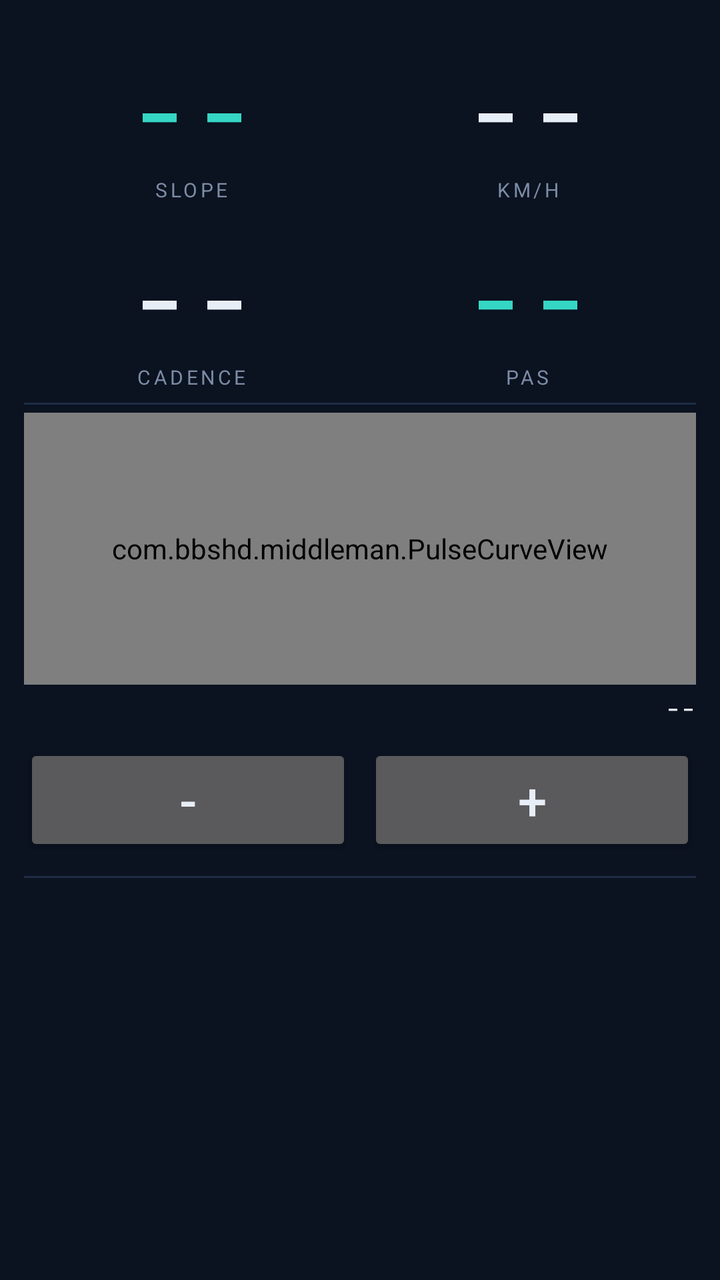
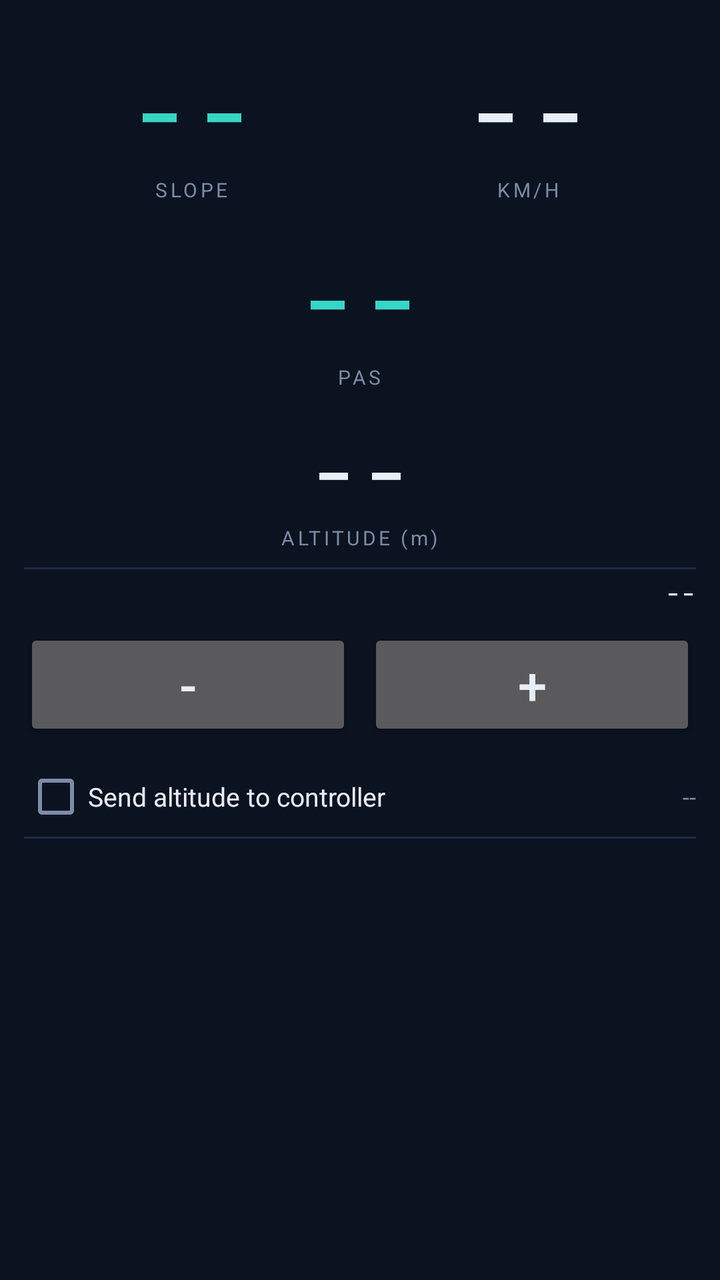

Two renders of the same Android screen: before a commit and after it. Below are the layout's source before the change and the commit's diff.
<!-- AndroidManifest.xml: application theme AppTheme -->
<!-- res/layout/screen_dashboard.xml -->
<?xml version="1.0" encoding="utf-8"?>
<ScrollView xmlns:android="http://schemas.android.com/apk/res/android"
    android:layout_width="match_parent"
    android:layout_height="match_parent"
    android:fillViewport="true"
    android:scrollbars="none">

    <LinearLayout
        android:layout_width="match_parent"
        android:layout_height="wrap_content"
        android:orientation="vertical"
        android:padding="12dp">

        
        <LinearLayout
            android:layout_width="match_parent"
            android:layout_height="wrap_content"
            android:gravity="center_vertical"
            android:orientation="horizontal"
            android:paddingTop="4dp"
            android:paddingBottom="6dp">

            <LinearLayout
                android:layout_width="0dp"
                android:layout_height="wrap_content"
                android:layout_weight="1"
                android:gravity="center_horizontal"
                android:orientation="vertical">

                <TextView
                    android:id="@+id/slopeValue"
                    android:layout_width="wrap_content"
                    android:layout_height="wrap_content"
                    android:fontFamily="monospace"
                    android:text="@string/dash"
                    android:textColor="@color/accent"
                    android:textSize="54sp" />

                <TextView
                    android:layout_width="wrap_content"
                    android:layout_height="wrap_content"
                    android:letterSpacing="0.15"
                    android:text="@string/label_slope"
                    android:textColor="@color/dim"
                    android:textSize="10sp" />
            </LinearLayout>

            <LinearLayout
                android:layout_width="0dp"
                android:layout_height="wrap_content"
                android:layout_weight="1"
                android:gravity="center_horizontal"
                android:orientation="vertical">

                <TextView
                    android:id="@+id/speedValue"
                    android:layout_width="wrap_content"
                    android:layout_height="wrap_content"
                    android:fontFamily="monospace"
                    android:text="@string/dash"
                    android:textColor="@color/fg"
                    android:textSize="54sp" />

                <TextView
                    android:layout_width="wrap_content"
                    android:layout_height="wrap_content"
                    android:letterSpacing="0.15"
                    android:text="@string/label_kmh"
                    android:textColor="@color/dim"
                    android:textSize="10sp" />
            </LinearLayout>
        </LinearLayout>

        <LinearLayout
            android:layout_width="match_parent"
            android:layout_height="wrap_content"
            android:orientation="horizontal"
            android:paddingTop="2dp"
            android:paddingBottom="6dp">

            <LinearLayout
                android:layout_width="0dp"
                android:layout_height="wrap_content"
                android:layout_weight="1"
                android:gravity="center_horizontal"
                android:orientation="vertical">
                <TextView
                    android:id="@+id/cadenceValue"
                    android:layout_width="wrap_content"
                    android:layout_height="wrap_content"
                    android:fontFamily="monospace"
                    android:text="@string/dash"
                    android:textColor="@color/fg"
                    android:textSize="54sp" />

                <TextView
                    android:layout_width="wrap_content"
                    android:layout_height="wrap_content"
                    android:letterSpacing="0.15"
                    android:text="@string/label_cadence"
                    android:textColor="@color/dim"
                    android:textSize="10sp" />
            </LinearLayout>

            <LinearLayout
                android:layout_width="0dp"
                android:layout_height="wrap_content"
                android:layout_weight="1"
                android:gravity="center_horizontal"
                android:orientation="vertical">
                <TextView
                    android:id="@+id/pasValue"
                    android:layout_width="wrap_content"
                    android:layout_height="wrap_content"
                    android:fontFamily="monospace"
                    android:text="@string/dash"
                    android:textColor="@color/accent"
                    android:textSize="54sp" />

                <TextView
                    android:layout_width="wrap_content"
                    android:layout_height="wrap_content"
                    android:letterSpacing="0.15"
                    android:text="@string/label_pas"
                    android:textColor="@color/dim"
                    android:textSize="10sp" />
            </LinearLayout>
        </LinearLayout>

        <View
            android:layout_width="match_parent"
            android:layout_height="1dp"
            android:background="@color/line" />

        
        <com.bbshd.middleman.PulseCurveView
            android:id="@+id/curveView"
            android:layout_width="match_parent"
            android:layout_height="136dp"
            android:layout_marginTop="4dp" />

        
        <LinearLayout
            android:layout_width="match_parent"
            android:layout_height="wrap_content"
            android:gravity="center_vertical"
            android:orientation="horizontal"
            android:paddingTop="2dp">


            <TextView
                android:id="@+id/hillGrade"
                android:layout_width="0dp"
                android:layout_height="wrap_content"
                android:layout_weight="1"
                android:fontFamily="monospace"
                android:gravity="end"
                android:text="--"
                android:textColor="@color/fg"
                android:textSize="13sp" />

        </LinearLayout>

        
        <LinearLayout
            android:layout_width="match_parent"
            android:layout_height="wrap_content"
            android:gravity="center_vertical"
            android:orientation="horizontal"
            android:paddingTop="10dp"
            android:paddingBottom="10dp">

            <LinearLayout
                android:layout_width="0dp"
                android:layout_height="wrap_content"
                android:layout_weight="1.1"
                android:gravity="center_vertical"
                android:orientation="horizontal">

                <Button
                    android:id="@+id/assistDown"
                    android:layout_width="0dp"
                    android:layout_weight="1"
                    android:layout_height="56dp"
                    android:minWidth="0dp"
                    android:padding="0dp"
                    android:text="@string/minus"
                    android:textSize="26sp" />


                <Button
                    android:id="@+id/assistUp"
                    android:layout_width="0dp"
                    android:layout_weight="1"
                    android:layout_marginStart="8dp"
                    android:layout_height="56dp"
                    android:minWidth="0dp"
                    android:padding="0dp"
                    android:text="@string/plus"
                    android:textSize="26sp" />
            </LinearLayout>


        </LinearLayout>

        <View
            android:layout_width="match_parent"
            android:layout_height="1dp"
            android:background="@color/line" />

        
        <LinearLayout
            android:id="@+id/gridContainer"
            android:layout_width="match_parent"
            android:layout_height="wrap_content"
            android:orientation="vertical"
            android:paddingTop="4dp" />

    </LinearLayout>
</ScrollView>
<!-- resources referenced by this layout -->
<resources>
  <color name="accent">#35D6C4</color>
  <color name="dim">#7C8CA6</color>
  <color name="fg">#E8EEF7</color>
  <color name="line">#1E2C44</color>
  <string name="dash">--</string>
  <string name="label_cadence">CADENCE</string>
  <string name="label_kmh">KM/H</string>
  <string name="label_pas">PAS</string>
  <string name="label_slope">SLOPE</string>
  <string name="minus">-</string>
  <string name="plus">+</string>
  <style name="AppTheme" parent="@android:style/Theme.Material.NoActionBar">
          <item name="android:windowBackground">@color/bg</item>
          <item name="android:colorAccent">@color/accent</item>
          <item name="android:statusBarColor">@color/bg</item>
          <item name="android:navigationBarColor">@color/bg</item>
          <item name="android:textColorPrimary">@color/fg</item>
          <item name="android:textColorSecondary">@color/dim</item>
      </style>
  <color name="bg">#0B1220</color>
</resources>

<!-- the commit's change to res/layout/screen_dashboard.xml (unified diff, before → after) -->
@@ -78,29 +78,7 @@
             android:paddingTop="2dp"
             android:paddingBottom="6dp">
 
-            <LinearLayout
-                android:layout_width="0dp"
-                android:layout_height="wrap_content"
-                android:layout_weight="1"
-                android:gravity="center_horizontal"
-                android:orientation="vertical">
-                <TextView
-                    android:id="@+id/cadenceValue"
-                    android:layout_width="wrap_content"
-                    android:layout_height="wrap_content"
-                    android:fontFamily="monospace"
-                    android:text="@string/dash"
-                    android:textColor="@color/fg"
-                    android:textSize="54sp" />
-
-                <TextView
-                    android:layout_width="wrap_content"
-                    android:layout_height="wrap_content"
-                    android:letterSpacing="0.15"
-                    android:text="@string/label_cadence"
-                    android:textColor="@color/dim"
-                    android:textSize="10sp" />
-            </LinearLayout>
+
 
             <LinearLayout
                 android:layout_width="0dp"
@@ -127,17 +105,39 @@
             </LinearLayout>
         </LinearLayout>
 
+        
+        <LinearLayout
+            android:layout_width="match_parent"
+            android:layout_height="wrap_content"
+            android:gravity="center_horizontal"
+            android:orientation="vertical"
+            android:paddingTop="2dp"
+            android:paddingBottom="8dp">
+
+            <TextView
+                android:id="@+id/altitudeValue"
+                android:layout_width="wrap_content"
+                android:layout_height="wrap_content"
+                android:fontFamily="monospace"
+                android:text="@string/dash"
+                android:textColor="@color/fg"
+                android:textSize="44sp" />
+
+            <TextView
+                android:layout_width="wrap_content"
+                android:layout_height="wrap_content"
+                android:letterSpacing="0.15"
+                android:text="@string/label_altitude_m"
+                android:textColor="@color/dim"
+                android:textSize="10sp" />
+        </LinearLayout>
+
         <View
             android:layout_width="match_parent"
             android:layout_height="1dp"
             android:background="@color/line" />
 
-        
-        <com.bbshd.middleman.PulseCurveView
-            android:id="@+id/curveView"
-            android:layout_width="match_parent"
-            android:layout_height="136dp"
-            android:layout_marginTop="4dp" />
+
 
         
         <LinearLayout
@@ -203,6 +203,37 @@
 
         </LinearLayout>
 
+        
+        <LinearLayout
+            android:layout_width="match_parent"
+            android:layout_height="wrap_content"
+            android:gravity="center_vertical"
+            android:orientation="horizontal"
+            android:paddingTop="2dp"
+            android:paddingBottom="4dp">
+
+            <CheckBox
+                android:id="@+id/sendAltitudeCheck"
+                android:layout_width="wrap_content"
+                android:layout_height="wrap_content" />
+
+            <TextView
+                android:layout_width="0dp"
+                android:layout_height="wrap_content"
+                android:layout_weight="1"
+                android:text="@string/send_altitude"
+                android:textColor="@color/fg"
+                android:textSize="13sp" />
+
+            <TextView
+                android:id="@+id/sendAltitudeState"
+                android:layout_width="wrap_content"
+                android:layout_height="wrap_content"
+                android:text="@string/dash"
+                android:textColor="@color/dim"
+                android:textSize="12sp" />
+        </LinearLayout>
+
         <View
             android:layout_width="match_parent"
             android:layout_height="1dp"
<!-- resource entries referenced after the edit -->
@@ -5,12 +5,13 @@
   <color name="fg">#E8EEF7</color>
   <color name="line">#1E2C44</color>
   <string name="dash">--</string>
-  <string name="label_cadence">CADENCE</string>
+  <string name="label_altitude_m">ALTITUDE (m)</string>
   <string name="label_kmh">KM/H</string>
   <string name="label_pas">PAS</string>
   <string name="label_slope">SLOPE</string>
   <string name="minus">-</string>
   <string name="plus">+</string>
+  <string name="send_altitude">Send altitude to controller</string>
   <style name="AppTheme" parent="@android:style/Theme.Material.NoActionBar">
           <item name="android:windowBackground">@color/bg</item>
           <item name="android:colorAccent">@color/accent</item>
